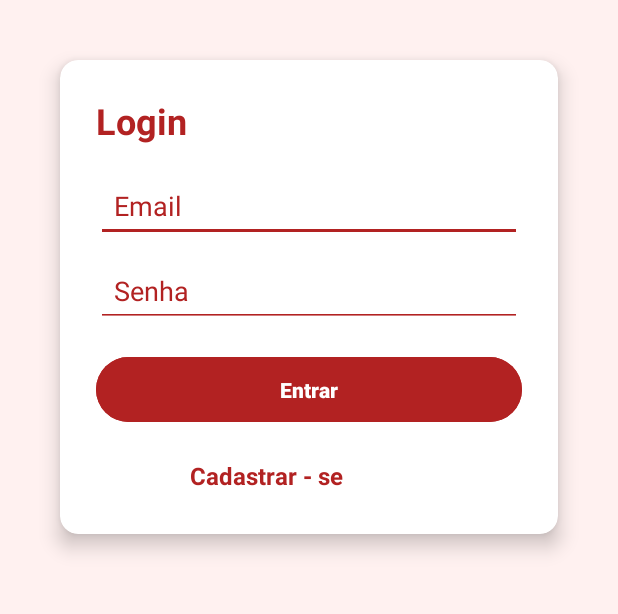
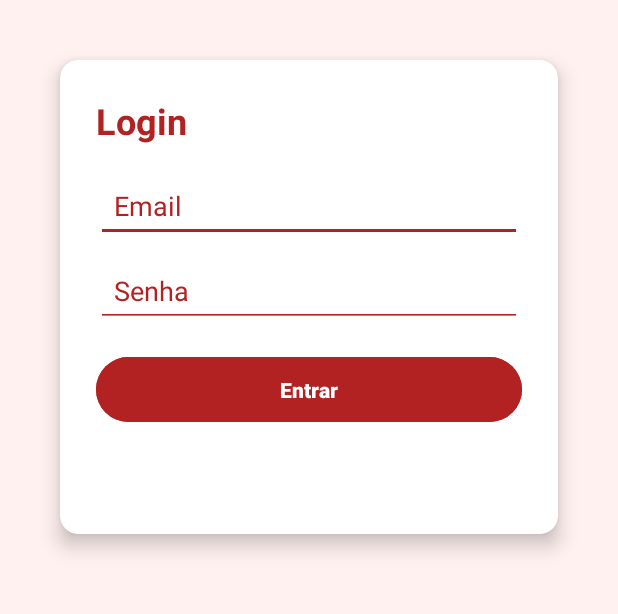
Before and after one commit to SaraJus/CharlieCandy, an Android app: the screen it shows after launch (LoginActivity), on a phone screen of 412 x 824 dp, the part 414-1028 px from its top. Run offline under Robolectric (Android 15) with nearby library versions, the light colour scheme and no system bars.

Commit message:
APP Finalizado

```diff
--- a/app/src/main/java/com/example/myapplication/CartAdapter.kt
+++ b/app/src/main/java/com/example/myapplication/CartAdapter.kt
@@ -44,6 +44,7 @@ class CartAdapter(
         holder.productQuantity.text = "Qtd: ${item.quantidadeDisponivel ?: 1}"
         Glide.with(context).load(item.imagemUrl).into(holder.productImage)
 
+
         holder.deleteButton.setOnClickListener {
             removeItemFromCart(item, position)
         }
--- a/app/src/main/res/layout/activity_login.xml
+++ b/app/src/main/res/layout/activity_login.xml
@@ -83,16 +83,6 @@
                 android:textColor="#FFFFFF"
                 android:textStyle="bold" />
 
-            <!-- Link de Cadastro -->
-            <TextView
-                android:id="@+id/registerTextView"
-                android:layout_width="227dp"
-                android:layout_height="32dp"
-                android:gravity="center"
-                android:text="Cadastrar - se"
-                android:textColor="#B22222"
-                android:textSize="16sp"
-                android:textStyle="bold" />
 
         </LinearLayout>
     </androidx.cardview.widget.CardView>
--- a/app/src/main/res/layout/item_detalhe_carrinho.xml
+++ b/app/src/main/res/layout/item_detalhe_carrinho.xml
@@ -40,6 +40,8 @@
         android:layout_width="wrap_content"
         android:layout_height="wrap_content"
         android:text="Remover"
+        android:backgroundTint="#BF0B0B"
+        android:textColor="#FFFFFF"
         app:layout_constraintBottom_toBottomOf="parent"
         app:layout_constraintRight_toRightOf="parent"/>
 </androidx.constraintlayout.widget.ConstraintLayout>
--- a/app/src/main/res/menu/bottom_nav_menu.xml
+++ b/app/src/main/res/menu/bottom_nav_menu.xml
@@ -5,10 +5,6 @@
         android:id="@+id/produtos"
         android:icon="@drawable/ic_shop"
         android:title="Produtos" />
-    <item
-        android:id="@+id/pedidos"
-        android:icon="@drawable/ic_pedidos"
-        android:title="Pedidos" />
     <item
         android:id="@+id/carrinho"
         android:icon="@drawable/ic_carrinho2"
--- a/app/src/main/res/values-night/themes.xml
+++ b/app/src/main/res/values-night/themes.xml
@@ -1,7 +1,12 @@
 <resources xmlns:tools="http://schemas.android.com/tools">
-    <!-- Base application theme. -->
+    <!-- Base application theme -->
     <style name="Base.Theme.MyApplication" parent="Theme.Material3.DayNight.NoActionBar">
-        <!-- Customize your dark theme here. -->
-        <!-- <item name="colorPrimary">@color/my_dark_primary</item> -->
+        <!-- Customize your dark theme here -->
+        <item name="colorPrimary">@color/clean_red_dark</item>
+        <item name="colorPrimaryContainer">@color/clean_red_primary</item>
+        <item name="colorSecondary">@color/clean_gray_dark</item>
+        <item name="android:statusBarColor">@color/black</item>
+        <item name="android:navigationBarColor">@color/red</item>
+        <item name="android:windowLightStatusBar">false</item> <!-- Ícones claros na StatusBar -->
     </style>
 </resources>
--- a/app/src/main/res/values/colors.xml
+++ b/app/src/main/res/values/colors.xml
@@ -6,6 +6,14 @@
     <color name="red">#D94A4A</color>
     <color name="red2">#BF0B0B</color>
     <color name="gray">#D9D9D9</color>
+    <!-- Vermelhos clean -->
+    <color name="clean_red_primary">#D32F2F</color> <!-- Vermelho principal -->
+    <color name="clean_red_light">#FF6659</color> <!-- Vermelho claro -->
+    <color name="clean_red_dark">#9A0007</color> <!-- Vermelho escuro -->
+
+    <!-- Cinzas clean -->
+    <color name="clean_gray">#F5F5F5</color> <!-- Cinza claro -->
+    <color name="clean_gray_dark">#212121</color> <!-- Cinza escuro -->
 
 
 
--- a/app/src/main/res/values/themes.xml
+++ b/app/src/main/res/values/themes.xml
@@ -1,8 +1,13 @@
 <resources xmlns:tools="http://schemas.android.com/tools">
-    <!-- Base application theme. -->
+    <!-- Base application theme -->
     <style name="Base.Theme.MyApplication" parent="Theme.Material3.DayNight.NoActionBar">
-        <!-- Customize your light theme here. -->
-        <!-- <item name="colorPrimary">@color/my_light_primary</item> -->
+        <!-- Customize your light theme here -->
+        <item name="colorPrimary">@color/clean_red_primary</item>
+        <item name="colorPrimaryContainer">@color/clean_red_light</item>
+        <item name="colorSecondary">@color/clean_gray</item>
+        <item name="android:statusBarColor">@color/white</item>
+        <item name="android:navigationBarColor">@color/red</item>
+        <item name="android:windowLightStatusBar">true</item> <!-- Ícones escuros na StatusBar -->
     </style>
 
     <style name="Theme.MyApplication" parent="Base.Theme.MyApplication" />
```
Also changed, not shown: app/src/main/java/com/example/myapplication/CartActivity.kt (+0 -10 lines), app/src/main/java/com/example/myapplication/ListaProduto.kt (+0 -10 lines), app/src/main/java/com/example/myapplication/MeusPedidosActivity.kt (deleted, +0 -72 lines), app/src/main/java/com/example/myapplication/PedidoAdapter.kt (deleted, +0 -34 lines), app/src/main/res/layout/activity_cart.xml (+21 -31 lines), app/src/main/res/layout/item_pedido.xml (deleted, +0 -31 lines), app/src/main/res/layout/meus_pedidos.xml (deleted, +0 -24 lines).
